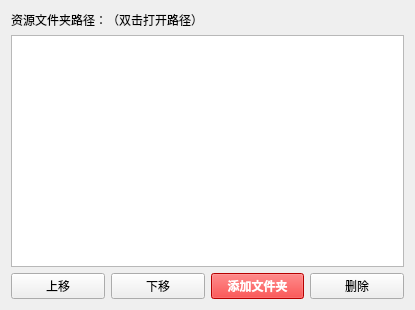
Before: the Qt Designer form 窗体/global_s.ui in FsterThanLight/automatic_clicker_2, drawn with Qt 5.
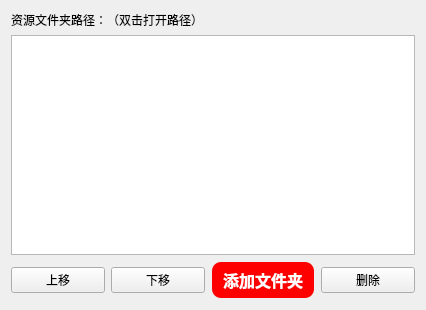
After: the same form once the commit is applied. Icons and pictures are not drawn.

Diff of the .ui file:
```diff
--- a/窗体/global_s.ui
+++ b/窗体/global_s.ui
@@ -6,7 +6,7 @@
    <rect>
     <x>0</x>
     <y>0</y>
-    <width>415</width>
+    <width>426</width>
     <height>310</height>
    </rect>
   </property>
@@ -60,7 +60,20 @@
       <string notr="true">QPushButton {
     background-color: red;
     color: white;
-    font-weight: bold;
+    border-radius: 10px; /* 设置圆角半径 */
+    font-family: 'Microsoft YaHei'; /* 设置字体为微软雅黑 */
+    font-size: 16px; /* 设置字体大小，可以根据需要调整 */
+	font-weight: bold; /* 设置字体加粗 */
+    padding: 5px 10px; /* 设置内边距，使按钮看起来更美观 */
+border: 2px solid transparent; /* 设置边框为透明 */
+}
+
+QPushButton:hover {
+    background-color: rgb(170, 0, 0); /* 设置鼠标悬停时的背景颜色 */
+}
+
+QPushButton:pressed {
+    background-color: rgb(85, 85, 127); /* 设置按钮按下时的背景颜色 */
 }</string>
      </property>
      <property name="text">
```
